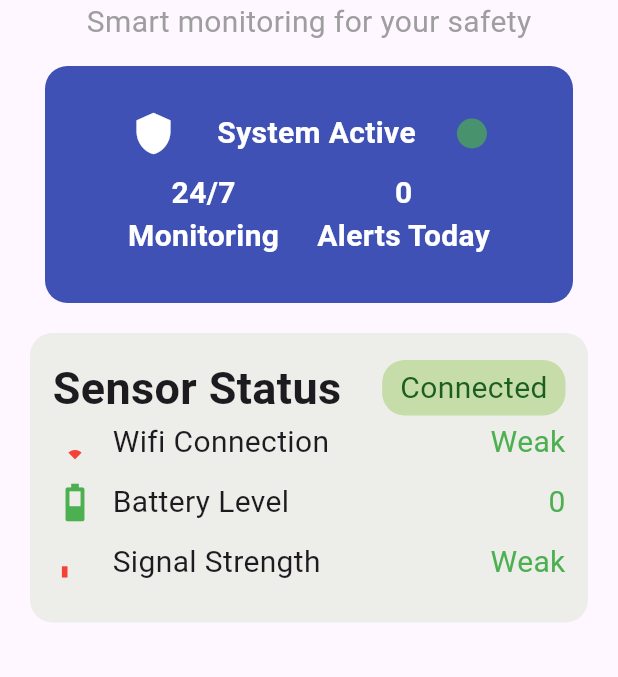
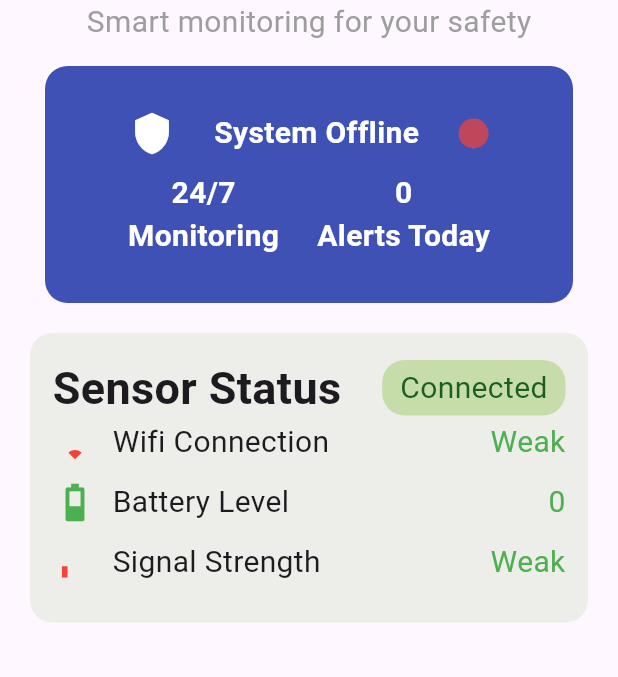
Before and after one commit to Tyler202208/fall_detection, a Flutter app: the HomeScreen screen opened directly, on a phone screen of 412 x 824 dp, the part 108-785 px from its top. Run offline on Flutter 3.47's test engine with Material 3 defaults, Android fonts, the phone set to English and light mode, and no system bars; our stand-ins replace battery_plus, cloud_firestore, connectivity_plus, firebase_auth, firebase_core; accounts and stored records are empty; statements that could not run were skipped.

Commit message:
included more features

```diff
--- a/lib/home_screen.dart
+++ b/lib/home_screen.dart
@@ -1,3 +1,5 @@
+import 'package:cloud_firestore/cloud_firestore.dart';
+import 'package:firebase_auth/firebase_auth.dart';
 import 'package:flutter/material.dart';
 import 'package:senior_fall_detection/constants.dart';
 import 'package:connectivity_plus/connectivity_plus.dart';
@@ -16,6 +18,10 @@ class _HomeScreenState extends State<HomeScreen> {
   late var isMobileConnected = false;
   var battery = Battery();
   int getBattery = 0;
+  bool isDeviceConnected = false;
+  int totalAlerts = -1;
+  final uid = FirebaseAuth.instance.currentUser!.uid;
+
 
 
   @override
@@ -37,6 +43,16 @@ class _HomeScreenState extends State<HomeScreen> {
   Future<void> getBatteryLevel() async {
     getBattery = await battery.batteryLevel;
     print(getBattery);
+  }
+
+
+  //TODO: Assume you've added to total alerts
+  Future <void> userHasFallen() async {
+    await FirebaseFirestore.instance.collection("Users").doc(uid).update(
+        {
+          "alertsToday": totalAlerts,
+        }
+    );
   }
 
   @override
@@ -78,7 +94,7 @@ class _HomeScreenState extends State<HomeScreen> {
                       ),
 
                       Text(
-                          "System Active",
+                          isDeviceConnected? "System Active": "System Offline",
                           style: TextStyle(
                               color: Colors.white,
                               fontWeight: FontWeight.bold,
@@ -86,7 +102,8 @@ class _HomeScreenState extends State<HomeScreen> {
                           ),
                       ),
                       CircleAvatar(
-                        backgroundColor: Colors.green.withOpacity(0.7),
+                        backgroundColor:
+                        isDeviceConnected? Colors.green.withOpacity(0.7): Colors.red.withOpacity(0.7),
                         radius: 10,
                       )
                     ]
@@ -117,13 +134,40 @@ class _HomeScreenState extends State<HomeScreen> {
                       ),
                       Column(
                         children: [
-                          Text(
-                            "0",
-                            style: TextStyle(
-                              color: Colors.white,
-                              fontWeight: FontWeight.bold,
-                              fontSize: 20
-                            ),
+                          StreamBuilder(
+                            stream: FirebaseFirestore.instance.collection("Users").doc(uid).snapshots(),
+                              builder: (context, snapshot) {
+                                if (snapshot.connectionState ==
+                                    ConnectionState.waiting) {
+                                  return Center(
+                                      child: CircularProgressIndicator()
+                                  );
+                                }
+                                else if (snapshot.hasError) {
+                                  return Center(child: Text(
+                                      "Failed to Connect to Firebase"));
+                                }
+                                final user_data;
+                                var alertsToday;
+
+                                try{
+                                  user_data = snapshot.data!.data() as Map<String, dynamic>;
+                                  alertsToday = user_data["alertsToday"];
+                                  totalAlerts = alertsToday;
+
+                                }
+                                catch (e){
+                                  alertsToday = 0;
+                                }
+                                return Text(
+                                  "$alertsToday",
+                                  style: TextStyle(
+                                      color: Colors.white,
+                                      fontWeight: FontWeight.bold,
+                                      fontSize: 20
+                                  ),
+                                );
+                              }
                           ),
                           Text(
                             "Alerts Today",
--- a/lib/sign_in_screen.dart
+++ b/lib/sign_in_screen.dart
@@ -41,7 +41,8 @@ class _SignUpScreenState extends State<SignUpScreen> {
             {
               "name": _nameController.text.trim(),
               "email": _emailController.text.trim(),
-              "createdAt": FieldValue.serverTimestamp()
+              "createdAt": FieldValue.serverTimestamp(),
+              "alertsToday": 0,
             }
           );
         }
--- a/lib/splash_screen.dart
+++ b/lib/splash_screen.dart
@@ -23,7 +23,7 @@ class _SplashScreenState extends State<SplashScreen> {
       Navigator.pushReplacementNamed(context, "/home");
     }
     else {
-      Navigator.pushReplacementNamed(context, "/personal_info");
+      Navigator.pushReplacementNamed(context, "/login");
     }
   }
 
```
Also changed, not shown: lib/personal_info_screen.dart (+67 -2 lines), lib/profile.dart (+42 -8 lines).
